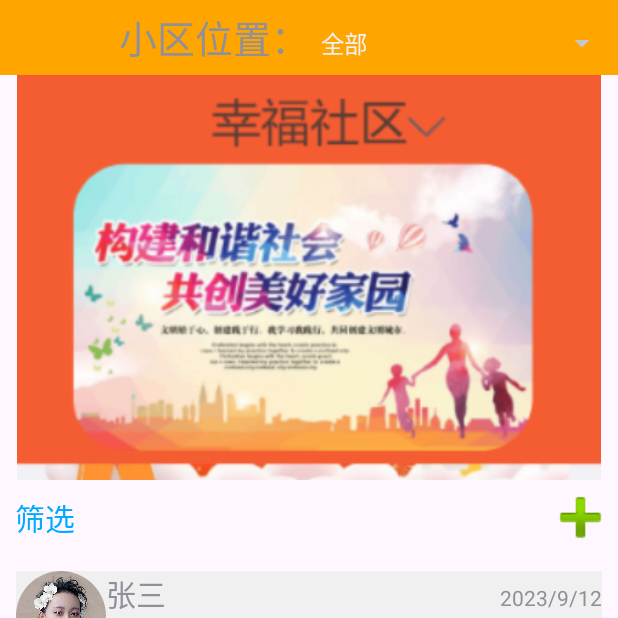
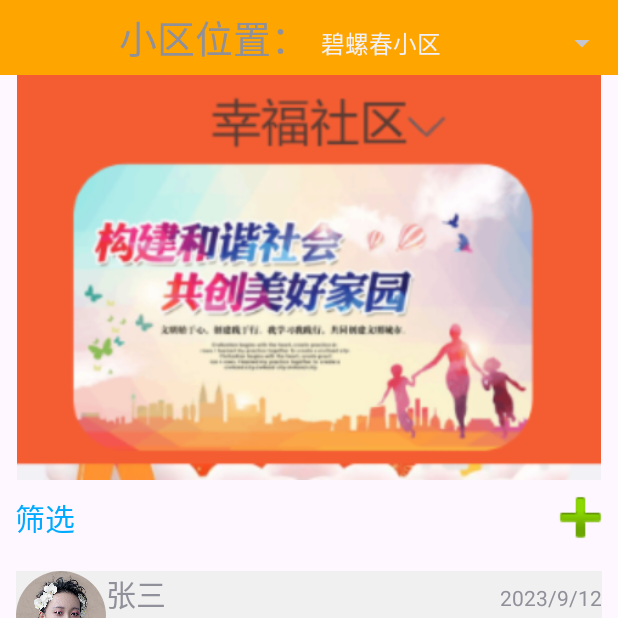
Before and after one commit to abuduora/compete_demo, an Android app: the screen it shows after launch (PageActivity), on a phone screen of 412 x 824 dp, the top half of it. Run offline under Robolectric (Android 15) with nearby library versions, the phone set to English and light mode, and no system bars; our stand-ins replace CircleImageView.

Commit message:
定位 登录 page修改

```diff
--- a/Goodneighbor/app/src/main/java/com/example/goodneighbor/Activity/Login/LoginActivity.java
+++ b/Goodneighbor/app/src/main/java/com/example/goodneighbor/Activity/Login/LoginActivity.java
@@ -31,7 +31,7 @@ public class LoginActivity extends AppCompatActivity
     private String mVerifyCode;
     private Button btn_VerifyCode;
     private Button btn_Login;
-       // Intent intent = new Intent(this, PageActivity.class);
+        Intent intent = new Intent(this, PageActivity.class);
     UserInfo userInfo = new UserInfo();
     @Override
     protected void onCreate(Bundle savedInstanceState) {
@@ -42,7 +42,7 @@ public class LoginActivity extends AppCompatActivity
         if(prefManager.isFirstTimeLaunch()){
             prefManager.setFirstTimeLaunch(false);
         }else{
-            //intent.setFlags(Intent.FLAG_ACTIVITY_CLEAR_TASK | Intent.FLAG_ACTIVITY_NEW_TASK);
+            intent.setFlags(Intent.FLAG_ACTIVITY_CLEAR_TASK | Intent.FLAG_ACTIVITY_NEW_TASK);
             startActivity(new Intent(this,PageActivity.class));
         }
         //初始化
@@ -235,7 +235,7 @@ public class LoginActivity extends AppCompatActivity
         builder.setMessage(desc);
         builder.setPositiveButton("确定返回", (dialog, which) -> {
             mHelper.closeLink();
-            //intent.setFlags(Intent.FLAG_ACTIVITY_CLEAR_TASK | Intent.FLAG_ACTIVITY_NEW_TASK);
+            intent.setFlags(Intent.FLAG_ACTIVITY_CLEAR_TASK | Intent.FLAG_ACTIVITY_NEW_TASK);
             startActivity(new Intent(this,PageActivity.class));// 结束当前的活动页面
         });
         builder.setNegativeButton("我再看看", null);
--- a/Goodneighbor/app/src/main/res/values/location.xml
+++ b/Goodneighbor/app/src/main/res/values/location.xml
@@ -1,9 +1,9 @@
 <?xml version="1.0" encoding="utf-8"?>
 <resources>
     <string-array name="spinner">
-        <item>全部</item>
-        <item>上海</item>
-        <item>天津</item>
-        <item>深圳</item>
+        <item>碧螺春小区</item>
+        <item>天通苑北</item>
+        <item>亚运豪宅</item>
+        <item>碧桂园五星上将</item>
     </string-array>
 </resources>
```
Also changed, not shown: Goodneighbor/app/src/main/java/com/example/goodneighbor/Activity/Main/PageActivity.java (+6 -11 lines).
